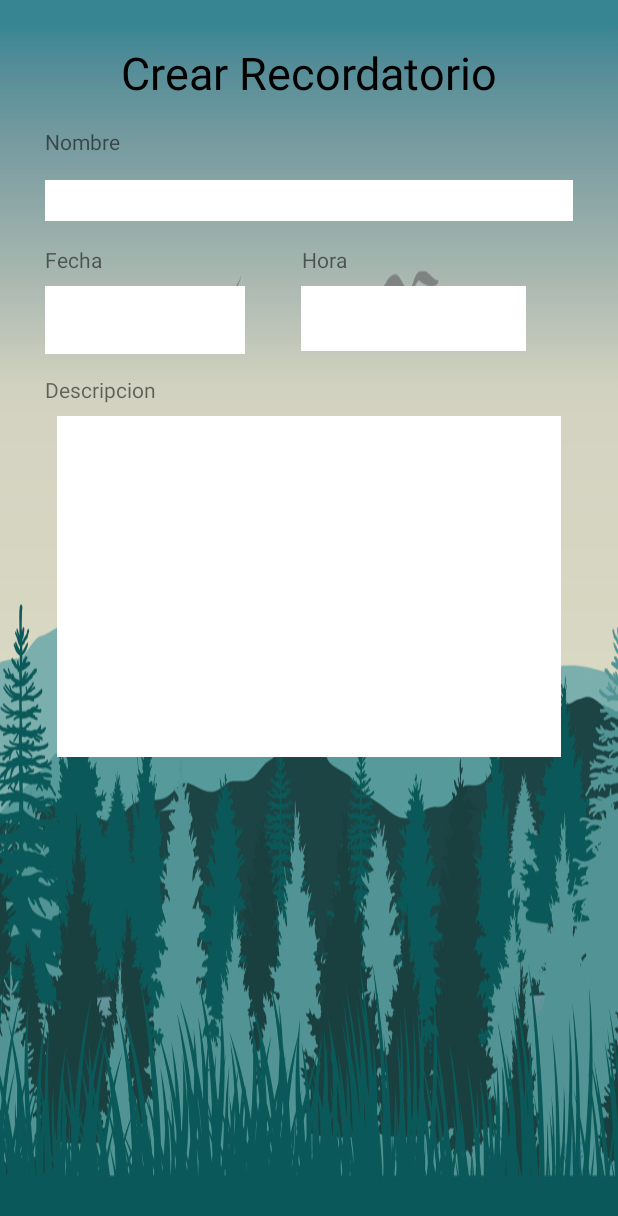
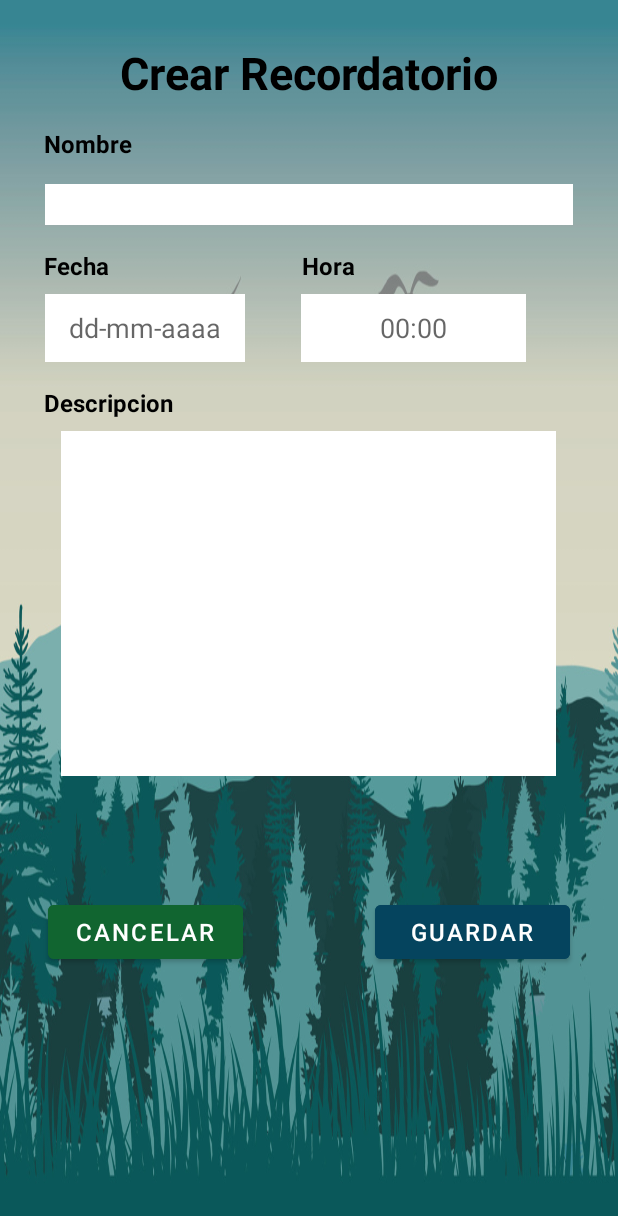
Before and after one commit to shekka12/AwichuPilfrut, an Android app: the fragment crearRecordatorio shown on its own in the app's theme, on a phone screen of 412 x 824 dp. Shown: the top 1216 px of the screen. Run offline under Robolectric (Android 15) with nearby library versions, the light colour scheme and no system bars.

Commit message:
se agrego un datepicker y un timepicker

```diff
--- a/app/src/main/java/com/umss/awichu/botonesInferiores/crearRecordatorio.kt
+++ b/app/src/main/java/com/umss/awichu/botonesInferiores/crearRecordatorio.kt
@@ -14,7 +14,7 @@ class crearRecordatorio : Fragment() {
         savedInstanceState: Bundle?
     ): View? {
         // Inflate the layout for this fragment
-        return inflater.inflate(R.layout.fragment_crear_recordatorio, container, false)
+        return inflater.inflate(R.layout.activity_create_remind, container, false)
     }
 
 
--- a/app/src/main/java/com/umss/awichu/menuLateral/MenuLateralActivity.kt
+++ b/app/src/main/java/com/umss/awichu/menuLateral/MenuLateralActivity.kt
@@ -1,6 +1,5 @@
 package com.umss.awichu.menuLateral
 
-import android.app.AlertDialog.Builder
 import android.content.Intent
 import android.os.Bundle
 import android.view.Menu
@@ -14,7 +13,6 @@ import androidx.navigation.ui.navigateUp
 import androidx.navigation.ui.setupActionBarWithNavController
 import androidx.navigation.ui.setupWithNavController
 import com.google.android.material.navigation.NavigationView
-import com.google.android.material.snackbar.Snackbar
 import com.google.firebase.auth.FirebaseAuth
 import com.umss.awichu.R
 import com.umss.awichu.databinding.ActivityMenuLateralBinding
@@ -34,7 +32,6 @@ class MenuLateralActivity : AppCompatActivity() {
         setContentView(binding.root)
 
         setSupportActionBar(binding.appBarMenuLateral.toolbar)
-
 
         val drawerLayout: DrawerLayout = binding.drawerLayout
         val navView: NavigationView = binding.navView
@@ -80,6 +77,7 @@ class MenuLateralActivity : AppCompatActivity() {
         val navController = findNavController(R.id.nav_host_fragment_content_menu_lateral)
         return navController.navigateUp(appBarConfiguration) || super.onSupportNavigateUp()
     }
+
     fun navigateToLogin() {
         val intentLogin = Intent(this, MainActivity::class.java)
         intentLogin.flags = Intent.FLAG_ACTIVITY_NEW_TASK or Intent.FLAG_ACTIVITY_CLEAR_TASK
--- /dev/null
+++ b/app/src/main/res/layout/activity_create_remind.xml
@@ -0,0 +1,178 @@
+<?xml version="1.0" encoding="utf-8"?>
+
+<ScrollView xmlns:android="http://schemas.android.com/apk/res/android"
+            xmlns:app="http://schemas.android.com/apk/res-auto"
+            xmlns:tools="http://schemas.android.com/tools"
+            android:id="@+id/scrollViewRemind"
+            android:fillViewport="true"
+            android:layout_width="match_parent"
+            android:layout_height="match_parent">
+
+    <androidx.constraintlayout.widget.ConstraintLayout
+
+            android:layout_width="match_parent"
+            android:layout_height="match_parent"
+            android:background="@drawable/fondo1"
+            tools:context=".menuLateral.ui.recordatorios.CreateRemind">
+
+        <TextView
+                android:layout_width="wrap_content"
+                android:layout_height="wrap_content"
+                android:text="Crear Recordatorio"
+                android:textStyle="bold"
+                android:textSize="30dp"
+                android:textColor="@color/black"
+                android:layout_gravity="center"
+                app:layout_constraintTop_toTopOf="parent"
+                android:layout_marginTop="28dp"
+                app:layout_constraintStart_toStartOf="parent"
+                app:layout_constraintEnd_toEndOf="parent"
+                android:id="@+id/textViewCR"/>
+        <TextView
+                android:text="Nombre"
+                android:layout_width="wrap_content"
+                android:layout_height="wrap_content"
+                android:id="@+id/textViewNom"
+                android:textStyle="bold"
+                android:textColor="@color/black"
+                android:textSize="16dp"
+                app:layout_constraintTop_toBottomOf="@+id/textViewCR"
+                android:layout_marginTop="16dp"
+                app:layout_constraintEnd_toEndOf="parent"
+                app:layout_constraintStart_toStartOf="parent"
+                app:layout_constraintHorizontal_bias="0.083"/>
+        <TextView
+                android:id="@+id/text_slideshow5"
+                android:layout_width="match_parent"
+                android:layout_height="wrap_content"
+                android:textAlignment="center"
+                android:textSize="20sp"
+                android:background="#FFFFFF"
+                android:text=""
+                app:layout_constraintTop_toBottomOf="@+id/textViewNom"
+                android:layout_marginTop="16dp"
+                app:layout_constraintStart_toStartOf="parent"
+                android:layout_marginStart="30dp"
+                app:layout_constraintEnd_toEndOf="parent"
+                android:layout_marginEnd="30dp"
+                app:layout_constraintHorizontal_bias="0.0"/>
+        <TextView
+                android:text="Fecha"
+                android:textStyle="bold"
+                android:layout_width="wrap_content"
+                android:layout_height="wrap_content"
+                android:id="@+id/textView16"
+                android:textColor="@color/black"
+                android:textSize="16dp"
+                app:layout_constraintTop_toBottomOf="@+id/text_slideshow5"
+                android:layout_marginTop="16dp"
+                app:layout_constraintEnd_toEndOf="parent"
+                app:layout_constraintStart_toStartOf="parent"
+                app:layout_constraintHorizontal_bias="0.08"/>
+        <TextView
+                android:text="Hora"
+                android:textStyle="bold"
+                android:layout_width="wrap_content"
+                android:layout_height="wrap_content"
+                android:id="@+id/textView17"
+                android:textColor="@color/black"
+                android:textSize="16dp"
+                app:layout_constraintEnd_toEndOf="parent"
+                app:layout_constraintTop_toBottomOf="@+id/text_slideshow5"
+                android:layout_marginTop="16dp"
+                app:layout_constraintStart_toEndOf="@+id/textView16"
+                app:layout_constraintHorizontal_bias="0.424"/>
+        <EditText
+                android:layout_width="133dp"
+                android:layout_height="45dp"
+                android:inputType="date"
+                android:ems="10"
+                android:id="@+id/editTextDateP"
+
+                android:importantForAutofill="no"
+                android:focusable="false"
+                android:clickable="false"
+                android:hint="dd-mm-aaaa"
+                android:textAlignment="center"
+
+                app:layout_constraintTop_toBottomOf="@+id/textView16"
+                app:layout_constraintStart_toStartOf="parent"
+                app:layout_constraintEnd_toEndOf="parent"
+                android:layout_marginTop="8dp"
+                app:layout_constraintHorizontal_bias="0.0"
+                android:layout_marginStart="30dp"
+                android:layout_marginEnd="100dp"
+                android:background="@color/white"
+                android:minHeight="40dp"
+                tools:ignore="TouchTargetSizeCheck"/>
+        <EditText
+                android:layout_width="150dp"
+                android:layout_height="45dp"
+                android:inputType="time"
+                android:ems="10"
+                android:id="@+id/editTextTime"
+
+                android:clickable="false"
+                android:focusable="false"
+                android:hint="00:00"
+                android:textAlignment="center"
+
+                app:layout_constraintTop_toBottomOf="@+id/textView17"
+                app:layout_constraintEnd_toEndOf="parent" android:layout_marginTop="8dp"
+                android:background="@color/white"
+                android:minHeight="40dp" app:layout_constraintStart_toEndOf="@+id/editTextDateP"
+                app:layout_constraintHorizontal_bias="0.377" tools:ignore="TouchTargetSizeCheck"/>
+        <TextView
+                android:text="Descripcion"
+                android:textStyle="bold"
+                android:layout_width="wrap_content"
+                android:layout_height="wrap_content"
+                android:id="@+id/textView18"
+                android:textColor="@color/black"
+                android:textSize="16dp"
+                app:layout_constraintTop_toBottomOf="@+id/editTextTime"
+                app:layout_constraintStart_toStartOf="parent"
+                app:layout_constraintEnd_toEndOf="parent"
+                android:layout_marginTop="16dp"
+                app:layout_constraintHorizontal_bias="0.089"/>
+        <EditText
+                android:layout_width="330dp"
+                android:layout_height="230dp"
+                android:inputType="textMultiLine"
+                android:gravity="start|top"
+                android:ems="10"
+                android:id="@+id/editTextTextMultiLine"
+                android:background="@color/white"
+                android:minHeight="48dp"
+                app:layout_constraintTop_toBottomOf="@+id/textView18"
+                app:layout_constraintStart_toStartOf="parent"
+                app:layout_constraintEnd_toEndOf="parent"
+                android:layout_marginTop="8dp"
+                app:layout_constraintHorizontal_bias="0.497"
+                android:layout_marginStart="32dp"
+                android:layout_marginEnd="32dp" tools:ignore="SpeakableTextPresentCheck"/>
+        <Button
+                android:text="Cancelar"
+                android:layout_width="130dp"
+                android:layout_height="wrap_content"
+                android:id="@+id/buttonCancelRemind"
+                android:backgroundTint="#116530"
+                android:textSize="16dp"
+                app:layout_constraintTop_toBottomOf="@+id/editTextTextMultiLine"
+                app:layout_constraintStart_toStartOf="parent"
+                android:layout_marginTop="80dp"
+                android:layout_marginStart="32dp"/>
+        <Button
+                android:text="Guardar"
+                android:layout_width="130dp"
+                android:layout_height="wrap_content"
+                android:id="@+id/buttonSaveRemind"
+                android:backgroundTint="#05445E"
+                android:textSize="16dp"
+                app:layout_constraintEnd_toEndOf="parent"
+                app:layout_constraintTop_toBottomOf="@+id/editTextTextMultiLine"
+                android:layout_marginEnd="32dp"
+                android:layout_marginTop="80dp"/>
+
+    </androidx.constraintlayout.widget.ConstraintLayout>
+</ScrollView>
--- a/app/src/main/res/layout/fragment_crear_recordatorio.xml
+++ /dev/null
@@ -1,111 +0,0 @@
-<?xml version="1.0" encoding="utf-8"?>
-<ScrollView xmlns:android="http://schemas.android.com/apk/res/android"
-            xmlns:app="http://schemas.android.com/apk/res-auto"
-            xmlns:tools="http://schemas.android.com/tools"
-            android:id="@+id/scrollViewP"
-            android:fillViewport="true"
-            android:layout_width="match_parent"
-            android:layout_height="match_parent">
-
-    <androidx.constraintlayout.widget.ConstraintLayout
-            android:layout_width="match_parent"
-            android:layout_height="match_parent"
-            android:background="@drawable/fondo1"
-            tools:context=".menuLateral.ui.slideshow.SlideshowFragment">
-
-        <TextView
-                android:layout_width="wrap_content"
-                android:layout_height="wrap_content"
-                android:text="Crear Recordatorio"
-                android:textSize="30dp"
-                android:textColor="@color/black"
-                android:layout_gravity="center"
-                app:layout_constraintTop_toTopOf="parent"
-                android:layout_marginTop="28dp"
-                app:layout_constraintStart_toStartOf="parent"
-                app:layout_constraintEnd_toEndOf="parent"
-                android:id="@+id/textView12"/>
-        <TextView
-                android:text="Nombre"
-                android:layout_width="wrap_content"
-                android:layout_height="wrap_content"
-                android:id="@+id/textView15"
-                app:layout_constraintTop_toBottomOf="@+id/textView12"
-                android:layout_marginTop="16dp"
-                app:layout_constraintEnd_toEndOf="parent"
-                app:layout_constraintStart_toStartOf="parent"
-                app:layout_constraintHorizontal_bias="0.083"/>
-        <TextView
-                android:id="@+id/text_slideshow5"
-                android:layout_width="match_parent"
-                android:layout_height="wrap_content"
-                android:textAlignment="center"
-                android:textSize="20sp"
-                android:background="#FFFFFF"
-                android:text=""
-                app:layout_constraintTop_toBottomOf="@+id/textView15" android:layout_marginTop="16dp"
-                app:layout_constraintStart_toStartOf="parent"
-                android:layout_marginStart="30dp" app:layout_constraintEnd_toEndOf="parent"
-                android:layout_marginEnd="30dp" app:layout_constraintHorizontal_bias="0.0"/>
-        <TextView
-                android:text="Fecha"
-                android:layout_width="wrap_content"
-                android:layout_height="wrap_content" android:id="@+id/textView16"
-                app:layout_constraintTop_toBottomOf="@+id/text_slideshow5"
-                android:layout_marginTop="16dp" app:layout_constraintEnd_toEndOf="parent"
-                app:layout_constraintStart_toStartOf="parent" app:layout_constraintHorizontal_bias="0.08"/>
-        <TextView
-                android:text="Hora"
-                android:layout_width="wrap_content"
-                android:layout_height="wrap_content"
-                android:id="@+id/textView17"
-                app:layout_constraintEnd_toEndOf="parent"
-                app:layout_constraintTop_toBottomOf="@+id/text_slideshow5" android:layout_marginTop="16dp"
-                app:layout_constraintStart_toEndOf="@+id/textView16" app:layout_constraintHorizontal_bias="0.424"/>
-        <EditText
-                android:layout_width="133dp"
-                android:layout_height="45dp"
-                android:inputType="date"
-                android:ems="10"
-                android:id="@+id/editTextDate"
-                app:layout_constraintTop_toBottomOf="@+id/textView16" app:layout_constraintStart_toStartOf="parent"
-                app:layout_constraintEnd_toEndOf="parent"
-                android:layout_marginTop="8dp"
-                app:layout_constraintHorizontal_bias="0.0"
-                android:layout_marginStart="30dp"
-                android:layout_marginEnd="100dp"
-                android:background="@color/white"
-                android:minHeight="40dp"
-        />
-        <EditText
-                android:layout_width="150dp"
-                android:layout_height="43dp"
-                android:inputType="time"
-                android:ems="10"
-                android:id="@+id/editTextTime"
-                app:layout_constraintTop_toBottomOf="@+id/textView17"
-                app:layout_constraintEnd_toEndOf="parent" android:layout_marginTop="8dp"
-                android:background="@color/white"
-                android:minHeight="40dp" app:layout_constraintStart_toEndOf="@+id/editTextDate"
-                app:layout_constraintHorizontal_bias="0.377"/>
-        <TextView
-                android:text="Descripcion"
-                android:layout_width="wrap_content"
-                android:layout_height="wrap_content" android:id="@+id/textView18"
-                app:layout_constraintTop_toBottomOf="@+id/editTextTime" app:layout_constraintStart_toStartOf="parent"
-                app:layout_constraintEnd_toEndOf="parent" android:layout_marginTop="16dp"
-                app:layout_constraintHorizontal_bias="0.089"/>
-        <EditText
-                android:layout_width="336dp"
-                android:layout_height="227dp"
-                android:inputType="textMultiLine"
-                android:gravity="start|top"
-                android:ems="10"
-                android:id="@+id/editTextTextMultiLine"
-                android:background="@color/white" android:minHeight="48dp"
-                app:layout_constraintTop_toBottomOf="@+id/textView18" app:layout_constraintStart_toStartOf="parent"
-                app:layout_constraintEnd_toEndOf="parent" android:layout_marginTop="8dp"
-                app:layout_constraintHorizontal_bias="0.497"/>
-
-    </androidx.constraintlayout.widget.ConstraintLayout>
-</ScrollView>
```
Also changed, not shown: app/src/main/AndroidManifest.xml (+11 -19 lines), app/src/main/java/com/umss/awichu/menuLateral/ui/recordatorios/AddNote.kt (added, +18 -0 lines), app/src/main/java/com/umss/awichu/menuLateral/ui/recordatorios/CreateRemind.kt (added, +46 -0 lines), app/src/main/java/com/umss/awichu/menuLateral/ui/recordatorios/DatePickerFragment.kt (added, +39 -0 lines), app/src/main/java/com/umss/awichu/menuLateral/ui/recordatorios/TimePickerFragment.kt (added, +27 -0 lines), app/src/main/java/com/umss/awichu/menuLateral/ui/slideshow/SlideshowFragment.kt (+1 -9 lines), app/src/main/res/layout/activity_main.xml (+6 -3 lines), app/src/main/res/layout/fragment_boton_recordatorios.xml (+14 -2 lines), app/src/main/res/layout/fragment_home.xml (+13 -3 lines), app/src/main/res/layout/fragment_slideshow.xml (+15 -11 lines), app/src/main/res/layout/nav_header_menu_lateral.xml (+6 -2 lines), app/src/main/res/navigation/mobile_navigation.xml (+14 -8 lines).
